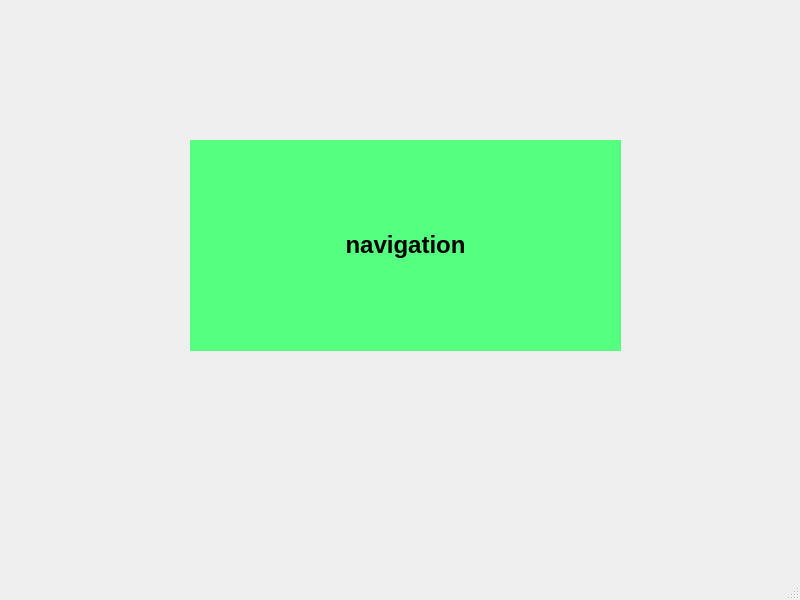
Above: src/navigation_window.ui from tangdouer1005/DataStructure_course_design before the change. Below: the same form after it.
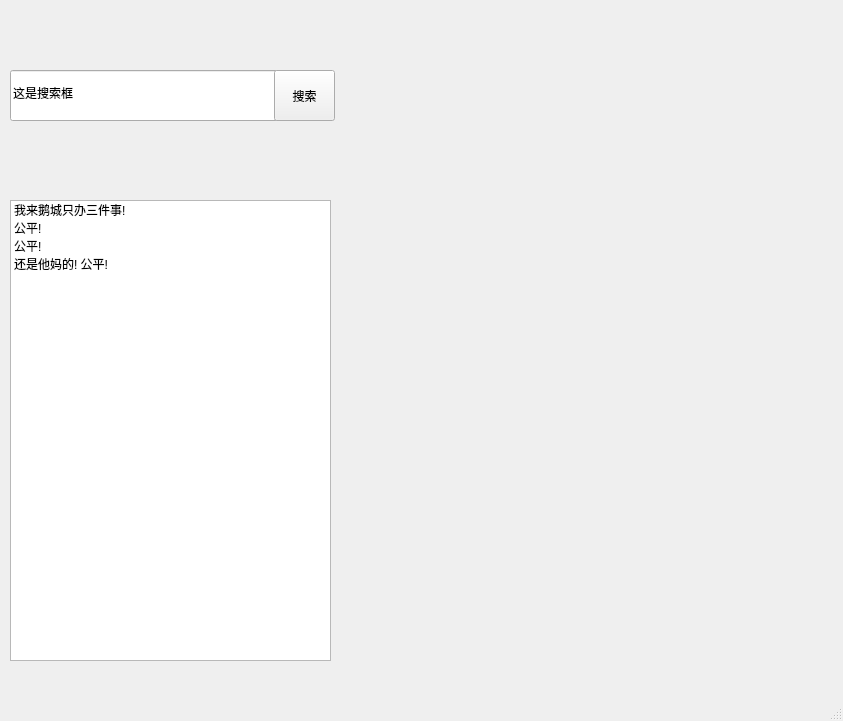
That is the form after the change. Icons and pictures are not drawn.

The edit to the form file:
```diff
--- a/src/navigation_window.ui
+++ b/src/navigation_window.ui
@@ -6,28 +6,86 @@
    <rect>
     <x>0</x>
     <y>0</y>
-    <width>800</width>
-    <height>600</height>
+    <width>843</width>
+    <height>721</height>
    </rect>
   </property>
   <property name="windowTitle">
    <string>MainWindow</string>
   </property>
   <widget class="QWidget" name="centralwidget">
-   <widget class="QLabel" name="label">
+
+   <widget class="QLabel" name="label_map">
     <property name="geometry">
      <rect>
-      <x>190</x>
-      <y>140</y>
-      <width>431</width>
-      <height>211</height>
+      <x>350</x>
+      <y>10</y>
+      <width>491</width>
+      <height>671</height>
      </rect>
     </property>
     <property name="styleSheet">
-     <string notr="true">background-color: rgb(85, 255, 127);</string>
+     <string notr="true">image: url(:/pic/map.jpg);</string>
     </property>
     <property name="text">
-     <string>&lt;html&gt;&lt;head/&gt;&lt;body&gt;&lt;p align=&quot;center&quot;&gt;&lt;span style=&quot; font-size:18pt; font-weight:600;&quot;&gt;navigation&lt;/span&gt;&lt;/p&gt;&lt;/body&gt;&lt;/html&gt;</string>
+     <string/>
+    </property>
+   </widget>
+   <widget class="QLineEdit" name="search_line">
+    <property name="geometry">
+     <rect>
+      <x>10</x>
+      <y>70</y>
+      <width>271</width>
+      <height>51</height>
+     </rect>
+    </property>
+    <property name="text">
+     <string>这是搜索框</string>
+    </property>
+   </widget>
+   <widget class="QListWidget" name="list_agenda">
+    <property name="geometry">
+     <rect>
+      <x>10</x>
+      <y>200</y>
+      <width>321</width>
+      <height>461</height>
+     </rect>
+    </property>
+    <item>
+     <property name="text">
+      <string>我来鹅城只办三件事!</string>
+     </property>
+    </item>
+    <item>
+     <property name="text">
+      <string>公平!</string>
+     </property>
+    </item>
+    <item>
+     <property name="text">
+      <string>公平!</string>
+     </property>
+    </item>
+    <item>
+     <property name="text">
+      <string>还是他妈的! 公平!</string>
+     </property>
+    </item>
+   </widget>
+   <widget class="QPushButton" name="button_search">
+    <property name="geometry">
+     <rect>
+      <x>274</x>
+      <y>70</y>
+      <width>61</width>
+      <height>51</height>
+     </rect>
+    </property>
+    <property name="text">
+     <string>搜索</string>
+
     </property>
    </widget>
   </widget>
```
Left out of the diff: 7 changed lines with no effect on the pictures.
